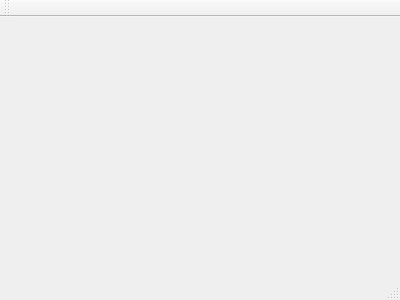
Qt form Forms/mainwindow.ui (oya163/NoticeBoard) before a commit.
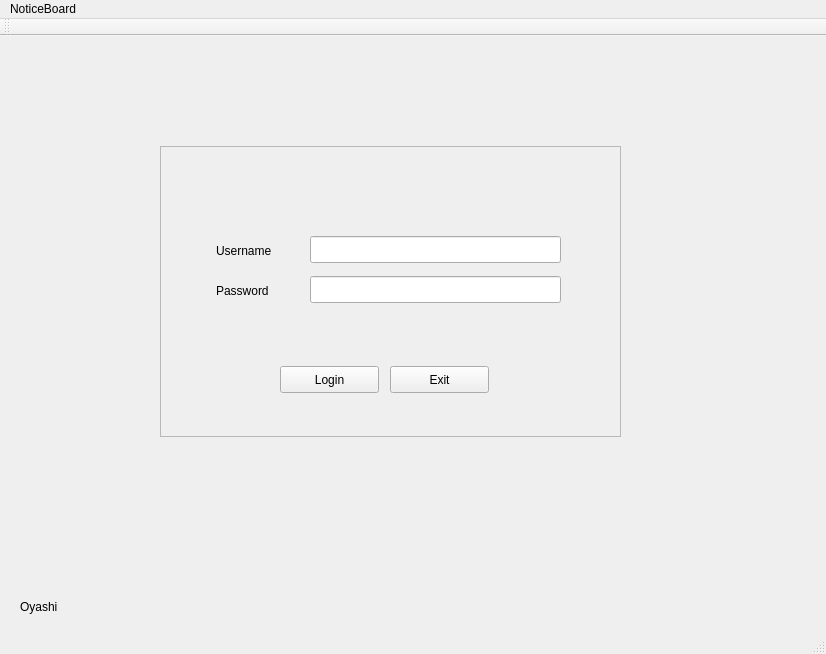
The same form after that commit.

Commit message: Widgets tab order modifications

Patch:
```diff
--- a/Forms/mainwindow.ui
+++ b/Forms/mainwindow.ui
@@ -1,24 +1,168 @@
 <ui version="4.0">
  <class>MainWindow</class>
- <widget class="QMainWindow" name="MainWindow" >
-  <property name="geometry" >
+ <widget class="QMainWindow" name="MainWindow">
+  <property name="geometry">
    <rect>
     <x>0</x>
     <y>0</y>
-    <width>400</width>
-    <height>300</height>
+    <width>826</width>
+    <height>654</height>
    </rect>
   </property>
   <property name="windowTitle" >
    <string>MainWindow</string>
   </property>
-  <widget class="QMenuBar" name="menuBar" />
-  <widget class="QToolBar" name="mainToolBar" />
-  <widget class="QWidget" name="centralWidget" />
-  <widget class="QStatusBar" name="statusBar" />
+  <widget class="QWidget" name="centralWidget">
+   <widget class="QFrame" name="frame">
+    <property name="geometry">
+     <rect>
+      <x>160</x>
+      <y>110</y>
+      <width>461</width>
+      <height>291</height>
+     </rect>
+    </property>
+    <property name="frameShape">
+     <enum>QFrame::StyledPanel</enum>
+    </property>
+    <property name="frameShadow">
+     <enum>QFrame::Sunken</enum>
+    </property>
+    <widget class="QPushButton" name="exitButton">
+     <property name="geometry">
+      <rect>
+       <x>230</x>
+       <y>220</y>
+       <width>99</width>
+       <height>27</height>
+      </rect>
+     </property>
+     <property name="text">
+      <string>Exit</string>
+     </property>
+     <property name="autoDefault">
+      <bool>true</bool>
+     </property>
+     <property name="default">
+      <bool>false</bool>
+     </property>
+     <property name="flat">
+      <bool>false</bool>
+     </property>
+    </widget>
+    <widget class="QPushButton" name="loginButon">
+     <property name="geometry">
+      <rect>
+       <x>120</x>
+       <y>220</y>
+       <width>99</width>
+       <height>27</height>
+      </rect>
+     </property>
+     <property name="text">
+      <string>Login</string>
+     </property>
+     <property name="autoDefault">
+      <bool>true</bool>
+     </property>
+     <property name="default">
+      <bool>false</bool>
+     </property>
+    </widget>
+    <widget class="QLabel" name="userName_lbl">
+     <property name="geometry">
+      <rect>
+       <x>56</x>
+       <y>89</y>
+       <width>81</width>
+       <height>31</height>
+      </rect>
+     </property>
+     <property name="text">
+      <string>Username</string>
+     </property>
+    </widget>
+    <widget class="QLineEdit" name="userName_txt">
+     <property name="geometry">
+      <rect>
+       <x>150</x>
+       <y>90</y>
+       <width>251</width>
+       <height>27</height>
+      </rect>
+     </property>
+    </widget>
+    <widget class="QLabel" name="password_lbl">
+     <property name="geometry">
+      <rect>
+       <x>56</x>
+       <y>129</y>
+       <width>81</width>
+       <height>31</height>
+      </rect>
+     </property>
+     <property name="text">
+      <string>Password</string>
+     </property>
+    </widget>
+    <widget class="QLineEdit" name="password_txt">
+     <property name="geometry">
+      <rect>
+       <x>150</x>
+       <y>130</y>
+       <width>251</width>
+       <height>27</height>
+      </rect>
+     </property>
+    </widget>
+   </widget>
+   <widget class="QLabel" name="label">
+    <property name="geometry">
+     <rect>
+      <x>20</x>
+      <y>560</y>
+      <width>51</width>
+      <height>21</height>
+     </rect>
+    </property>
+    <property name="text">
+     <string>Oyashi</string>
+    </property>
+   </widget>
+  </widget>
+  <widget class="QMenuBar" name="menuBar">
+   <property name="geometry">
+    <rect>
+     <x>0</x>
+     <y>0</y>
+     <width>826</width>
+     <height>25</height>
+    </rect>
+   </property>
+   <widget class="QMenu" name="menuNoticeBoard">
+    <property name="title">
+     <string>NoticeBoard</string>
+    </property>
+   </widget>
+   <addaction name="menuNoticeBoard"/>
+  </widget>
+  <widget class="QToolBar" name="mainToolBar">
+   <attribute name="toolBarArea">
+    <enum>TopToolBarArea</enum>
+   </attribute>
+   <attribute name="toolBarBreak">
+    <bool>false</bool>
+   </attribute>
+  </widget>
+  <widget class="QStatusBar" name="statusBar"/>
  </widget>
- <layoutDefault spacing="6" margin="11" />
- <pixmapfunction></pixmapfunction>
+ <layoutdefault spacing="6" margin="11"/>
+ <tabstops>
+  <tabstop>userName_txt</tabstop>
+  <tabstop>password_txt</tabstop>
+  <tabstop>loginButon</tabstop>
+  <tabstop>exitButton</tabstop>
+ </tabstops>
  <resources/>
  <connections/>
 </ui>
```
Left out of the diff: 3 changed lines with no effect on the pictures.
